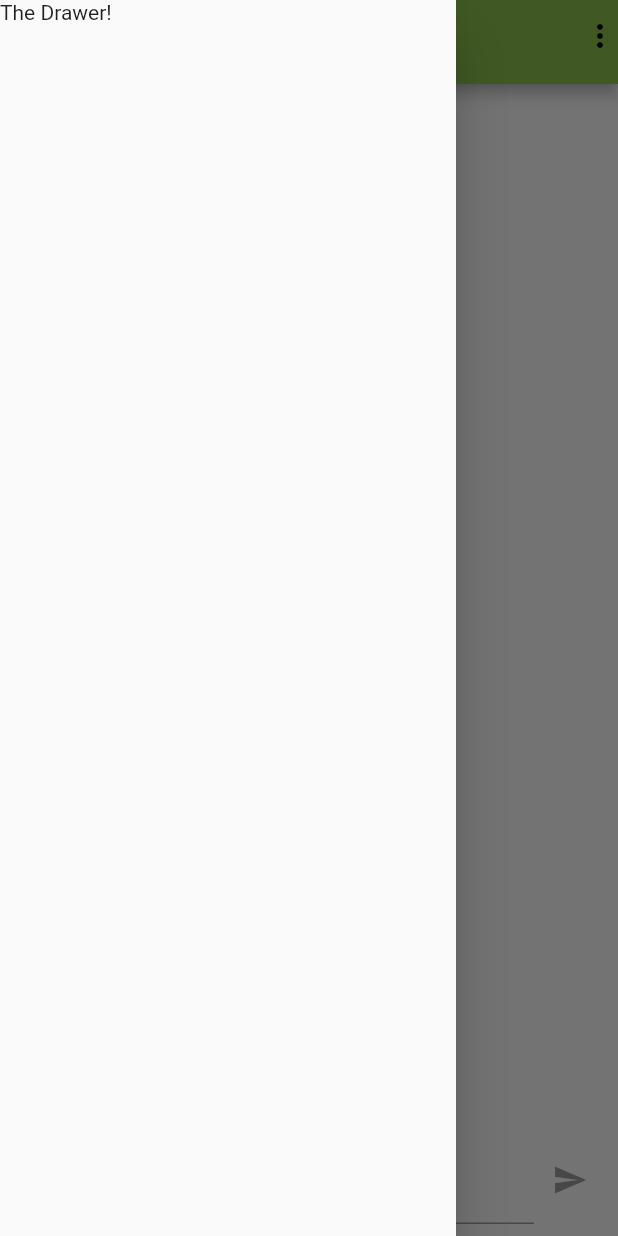
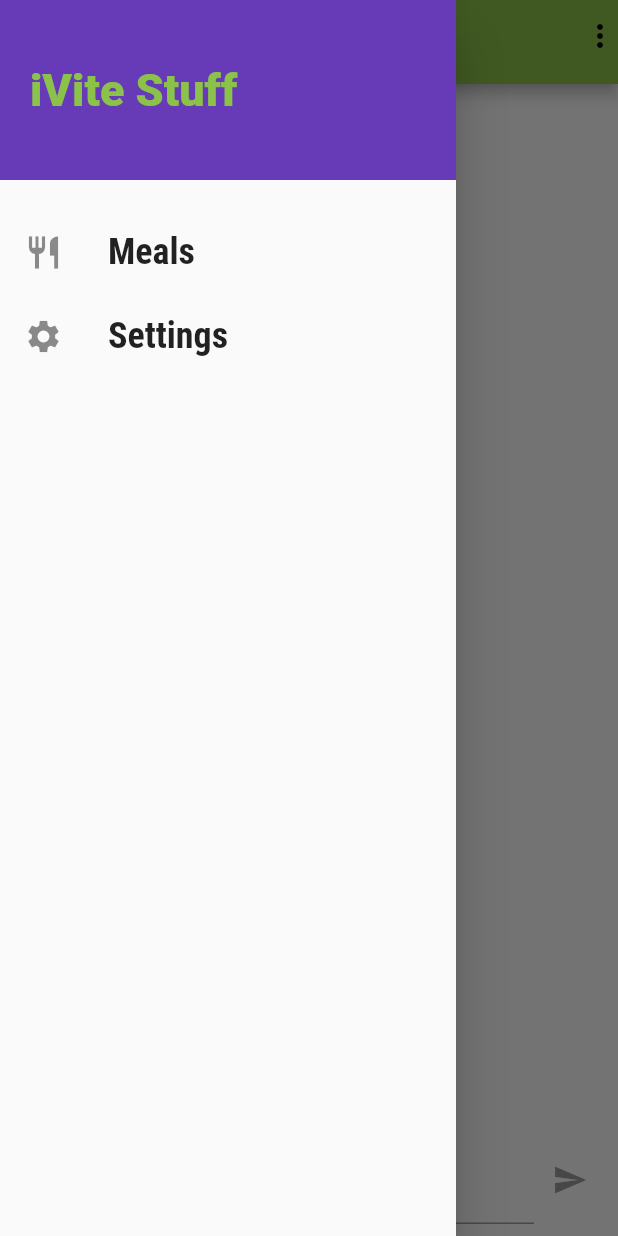
Before and after one commit to iVite/FlutterMobileApp, a Flutter app: the screen it shows once a user with an empty profile is signed in, with the side drawer open, on a phone screen of 412 x 824 dp. Run offline on Flutter 3.47's test engine with Material 2 defaults, Android fonts, the phone set to English and light mode, and no system bars; our stand-ins replace cloud_firestore, email_validator, firebase_auth, firebase_core, firebase_messaging, firebase_storage and 1 more; missing offline and left inert: polls; accounts and stored records are empty.

Commit message:
initial style of drawer

```diff
--- a/lib/screens/chat_screen.dart
+++ b/lib/screens/chat_screen.dart
@@ -4,6 +4,7 @@ import 'package:firebase_messaging/firebase_messaging.dart';
 
 import 'package:ivite_flutter/widgets/chat/messages.dart';
 import 'package:ivite_flutter/widgets/chat/new_message.dart';
+import '../widgets/main_drawer.dart';
 
 class ChatScreen extends StatefulWidget {
   @override
@@ -33,7 +34,7 @@ class _ChatScreenState extends State<ChatScreen> {
   Widget build(BuildContext context) {
     return Scaffold(
       appBar: AppBar(
-        title: Text('FlutterChat'),
+        title: Text('iVite'),
         actions: [
           DropdownButton(
             underline: Container(),
@@ -63,9 +64,7 @@ class _ChatScreenState extends State<ChatScreen> {
           ),
         ],
       ),
-      drawer: Drawer(
-        child: Text("The Drawer!"),
-      ),
+      drawer: MainDrawer(),
       body: Container(
         child: Column(
           children: <Widget>[
--- /dev/null
+++ b/lib/widgets/main_drawer.dart
@@ -0,0 +1,54 @@
+import 'dart:ui';
+
+import 'package:flutter/material.dart';
+
+class MainDrawer extends StatelessWidget {
+  //builder method
+  Widget buildListTile(String title, IconData icon, Function tapHandler) {
+    return ListTile(
+      leading: Icon(
+        icon,
+        size: 26,
+      ),
+      title: Text(
+        title,
+        style: TextStyle(
+          fontFamily: 'RobotoCondensed',
+          fontSize: 24,
+          fontWeight: FontWeight.bold,
+        ),
+      ),
+      onTap: tapHandler,
+    );
+  }
+
+  @override
+  Widget build(BuildContext context) {
+    return Drawer(
+      child: Column(
+        children: <Widget>[
+          Container(
+            height: 120,
+            width: double.infinity,
+            padding: EdgeInsets.all(20),
+            alignment: Alignment.centerLeft,
+            color: Theme.of(context).accentColor,
+            child: Text(
+              'iVite Stuff',
+              style: TextStyle(
+                fontWeight: FontWeight.w900,
+                fontSize: 30,
+                color: Theme.of(context).primaryColor,
+              ),
+            ),
+          ),
+          SizedBox(
+            height: 20,
+          ),
+          buildListTile('Meals', Icons.restaurant, () {}),
+          buildListTile('Settings', Icons.settings, () {}),
+        ],
+      ),
+    );
+  }
+}
```
Also changed, not shown: pubspec.yaml (+17 -11 lines), assets/fonts/Raleway-Black.ttf (added), assets/fonts/Raleway-Bold.ttf (added), assets/fonts/Raleway-Regular.ttf (added), assets/fonts/RobotoCondensed-Bold.ttf (added), assets/fonts/RobotoCondensed-Italic.ttf (added), assets/fonts/RobotoCondensed-Light.ttf (added), assets/fonts/RobotoCondensed-Regular.ttf (added).
